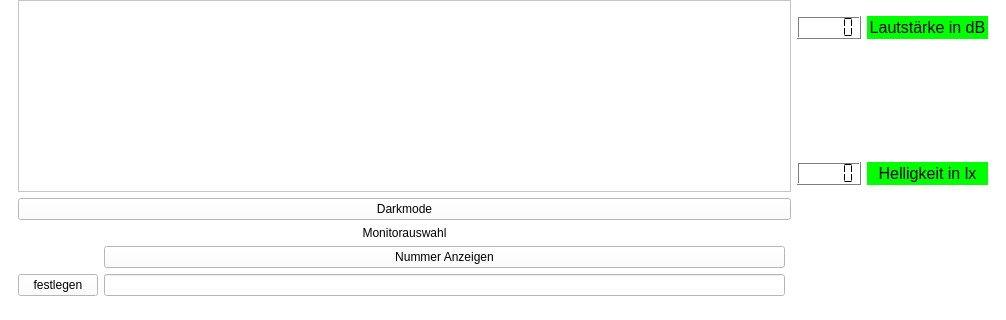
First picture: the form in ui/mainw.ui, repository TimLehmitz/ICOS, before the edit; both pictures show x 0 to 1006 and y 459 to 779 of the 1006 by 779 pixel window.
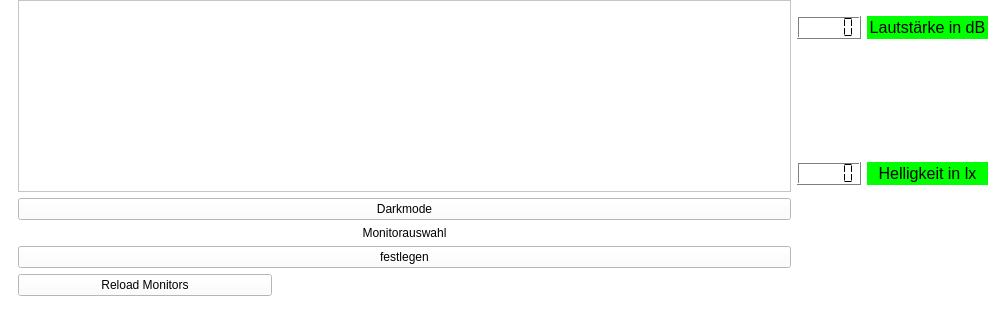
Second picture: the form after the edit. Custom widgets are drawn as their Qt base class.

Commit message:
monitor indikator updated functions reload button to display buttons for every monitor --> not finished yet but startet Ampel stuff (forgot to commit)
Ampel-classes
--> removed unnecessary init
--> removed mouseclickevent in hellampel (did nothing)
--> removed painter.setPen(QtCore.Qt.NoPen) (did nothing)

--> added plhaltervar to zugroampel**** back after removing it broke zugroampel****
--> removed paintEvent from Ampel

What changed in the file:
```diff
--- a/ui/mainw.ui
+++ b/ui/mainw.ui
@@ -1465,10 +1465,17 @@
                 </property>
                </widget>
               </item>
-              <item row="2" column="1">
-               <widget class="QLineEdit" name="eingabemoni"/>
+              <item row="3" column="1" colspan="2">
+               <layout class="QHBoxLayout" name="monilayout"/>
               </item>
-              <item row="2" column="0">
+              <item row="3" column="0">
+               <widget class="QPushButton" name="reloadmonisbutton">
+                <property name="text">
+                 <string>Reload Monitors</string>
+                </property>
+               </widget>
+              </item>
+              <item row="2" column="0" colspan="3">
                <widget class="QPushButton" name="monifestbutton">
                 <property name="sizePolicy">
                  <sizepolicy hsizetype="Preferred" vsizetype="Preferred">
@@ -1481,13 +1488,6 @@
                 </property>
                </widget>
               </item>
-              <item row="1" column="1">
-               <widget class="QPushButton" name="monishowbutton">
-                <property name="text">
-                 <string>Nummer Anzeigen</string>
-                </property>
-               </widget>
-              </item>
              </layout>
             </item>
             <item row="7" column="0" colspan="2">
```
Left out of the diff: 32 changed lines with no effect on the pictures. The commit also changes 3 other files.
